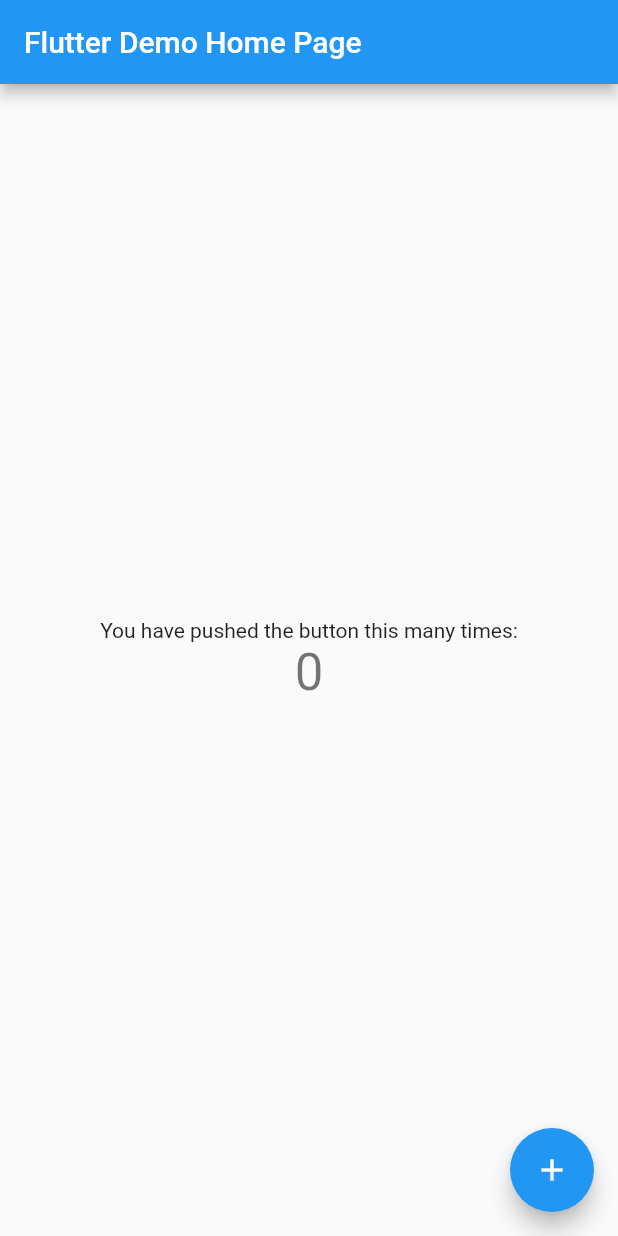
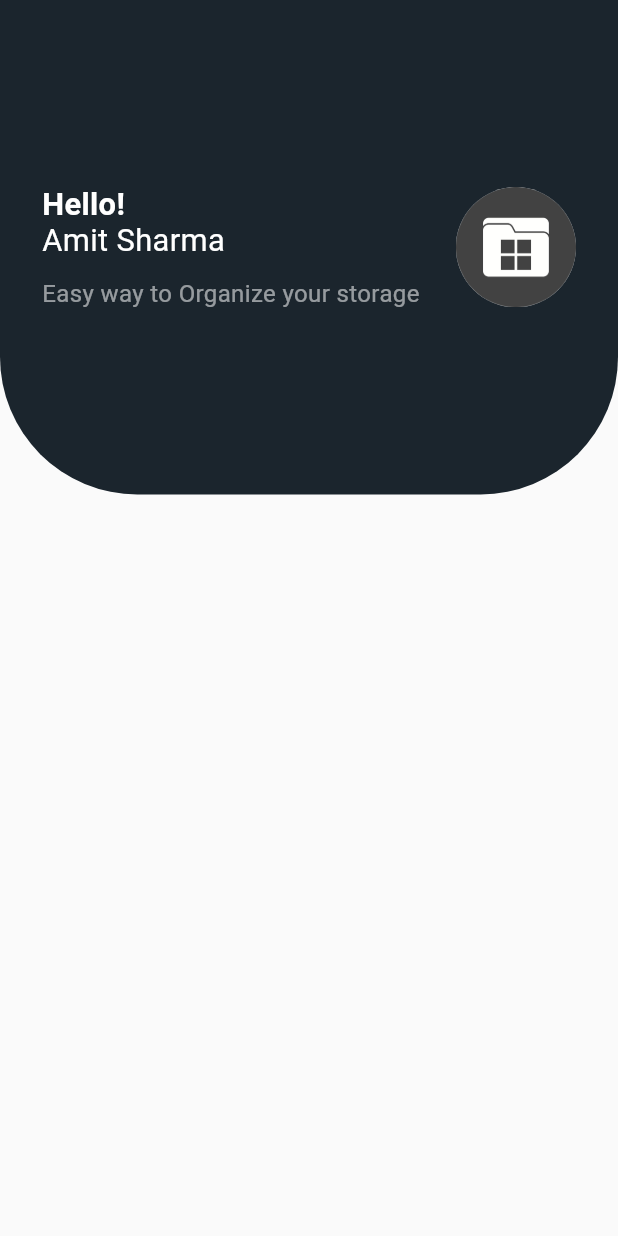
Before and after one commit to amitsharma-av/FileManager, a Flutter app: the screen it shows after launch, on a phone screen of 412 x 824 dp. Run offline on Flutter 3.47's test engine with Material 2 defaults, Android fonts, the phone set to English and light mode, and no system bars; our stand-ins replace flutter_screenutil, get.

Commit message:
ui build

```diff
--- /dev/null
+++ b/lib/dashboard/dashboard_page.dart
@@ -0,0 +1,76 @@
+import 'package:filemanager/utils/constant.dart';
+import 'package:flutter/material.dart';
+import 'package:flutter_screenutil/flutter_screenutil.dart';
+import 'package:get/get.dart';
+
+class Dashboard extends StatefulWidget {
+  const Dashboard({super.key});
+
+  @override
+  State<Dashboard> createState() => _DashboardState();
+}
+
+class _DashboardState extends State<Dashboard> {
+  @override
+  Widget build(BuildContext context) {
+    return Scaffold(
+      body: SingleChildScrollView(
+        child: Stack(
+          children: [
+            Container(
+              width: Get.width,
+              height: .4.sh,
+              padding: const EdgeInsets.all(28.0),
+              decoration: BoxDecoration(
+                color: primaryColor,
+                // shape: BoxShape.circle,
+
+                /*  borderRadius: BorderRadius.vertical(
+                    bottom: Radius.elliptical(
+                        MediaQuery.of(context).size.width, 100.0)), */
+                borderRadius: BorderRadius.only(
+                    bottomLeft: Radius.circular(80.r),
+                    bottomRight: Radius.circular(80.r)),
+              ),
+              child: Row(
+                mainAxisAlignment: MainAxisAlignment.spaceBetween,
+                crossAxisAlignment: CrossAxisAlignment.center,
+                children: [
+                  Column(
+                    mainAxisAlignment: MainAxisAlignment.center,
+                    crossAxisAlignment: CrossAxisAlignment.start,
+                    children: [
+                      customText('Hello!', color: white, fontSize: 18.sp),
+                      customText('Amit Sharma',
+                          color: white, fontSize: 18.sp, fontWeight: fwNormal),
+                      SizedBox(
+                        height: 12.h,
+                      ),
+                      customText('Easy way to Organize your storage',
+                          color: white54, fontWeight: fwNormal),
+                    ],
+                  ),
+                  ClipRRect(
+                    borderRadius: BorderRadius.all(Radius.circular(50.r)),
+                    child: Image.asset(
+                      'assets/logo/filemanager.png',
+                      width: 70.w,
+                      height: 70.w,
+                    ),
+                  ),
+                ],
+              ),
+            ),
+            Row(
+              children: const [
+                Card(
+                  color: Colors.deepPurpleAccent,
+                ),
+              ],
+            ),
+          ],
+        ),
+      ),
+    );
+  }
+}
--- a/lib/main.dart
+++ b/lib/main.dart
@@ -1,4 +1,10 @@
+import 'dart:async';
+
+import 'package:filemanager/dashboard/dashboard_page.dart';
+import 'package:filemanager/utils/constant.dart';
 import 'package:flutter/material.dart';
+import 'package:flutter_screenutil/flutter_screenutil.dart';
+import 'package:get/get.dart';
 
 void main() {
   runApp(const MyApp());
@@ -10,106 +16,63 @@
   // This widget is the root of your application.
   @override
   Widget build(BuildContext context) {
-    return MaterialApp(
-      title: 'Flutter Demo',
-      theme: ThemeData(
-        // This is the theme of your application.
-        //
-        // Try running your application with "flutter run". You'll see the
-        // application has a blue toolbar. Then, without quitting the app, try
-        // changing the primarySwatch below to Colors.green and then invoke
-        // "hot reload" (press "r" in the console where you ran "flutter run",
-        // or simply save your changes to "hot reload" in a Flutter IDE).
-        // Notice that the counter didn't reset back to zero; the application
-        // is not restarted.
-        primarySwatch: Colors.blue,
-      ),
-      home: const MyHomePage(title: 'Flutter Demo Home Page'),
+    return ScreenUtilInit(
+      designSize: const Size(360, 690),
+      minTextAdapt: true,
+      splitScreenMode: true,
+      builder: (context, child) {
+        return GetMaterialApp(
+          title: 'File Manager',
+          debugShowCheckedModeBanner: false,
+          // You can use the library anywhere in the app even in theme
+          theme: ThemeData(
+            primarySwatch: Colors.blueGrey,
+            textTheme: Typography.englishLike2018.apply(fontSizeFactor: 1.sp),
+          ),
+          home: child,
+        );
+      },
+      child: const SplashScreen(),
     );
   }
 }
 
-class MyHomePage extends StatefulWidget {
-  const MyHomePage({super.key, required this.title});
-
-  // This widget is the home page of your application. It is stateful, meaning
-  // that it has a State object (defined below) that contains fields that affect
-  // how it looks.
-
-  // This class is the configuration for the state. It holds the values (in this
-  // case the title) provided by the parent (in this case the App widget) and
-  // used by the build method of the State. Fields in a Widget subclass are
-  // always marked "final".
-
-  final String title;
+class SplashScreen extends StatefulWidget {
+  const SplashScreen({super.key});
 
   @override
-  State<MyHomePage> createState() => _MyHomePageState();
+  State<SplashScreen> createState() => _SplashScreenState();
 }
 
-class _MyHomePageState extends State<MyHomePage> {
-  int _counter = 0;
-
-  void _incrementCounter() {
-    setState(() {
-      // This call to setState tells the Flutter framework that something has
-      // changed in this State, which causes it to rerun the build method below
-      // so that the display can reflect the updated values. If we changed
-      // _counter without calling setState(), then the build method would not be
-      // called again, and so nothing would appear to happen.
-      _counter++;
-    });
+class _SplashScreenState extends State<SplashScreen> {
+  bool isSelected = true;
+  @override
+  void initState() {
+    super.initState();
+    Timer(const Duration(seconds: 4), () => Get.to(() => const Dashboard()));
   }
 
   @override
   Widget build(BuildContext context) {
-    // This method is rerun every time setState is called, for instance as done
-    // by the _incrementCounter method above.
-    //
-    // The Flutter framework has been optimized to make rerunning build methods
-    // fast, so that you can just rebuild anything that needs updating rather
-    // than having to individually change instances of widgets.
     return Scaffold(
-      appBar: AppBar(
-        // Here we take the value from the MyHomePage object that was created by
-        // the App.build method, and use it to set our appbar title.
-        title: Text(widget.title),
-      ),
-      body: Center(
-        // Center is a layout widget. It takes a single child and positions it
-        // in the middle of the parent.
+      body: Container(
+        width: Get.width,
+        height: Get.height,
+        color: Colors.white,
+        padding: const EdgeInsets.symmetric(horizontal: 100.0, vertical: 100),
         child: Column(
-          // Column is also a layout widget. It takes a list of children and
-          // arranges them vertically. By default, it sizes itself to fit its
-          // children horizontally, and tries to be as tall as its parent.
-          //
-          // Invoke "debug painting" (press "p" in the console, choose the
-          // "Toggle Debug Paint" action from the Flutter Inspector in Android
-          // Studio, or the "Toggle Debug Paint" command in Visual Studio Code)
-          // to see the wireframe for each widget.
-          //
-          // Column has various properties to control how it sizes itself and
-          // how it positions its children. Here we use mainAxisAlignment to
-          // center the children vertically; the main axis here is the vertical
-          // axis because Columns are vertical (the cross axis would be
-          // horizontal).
           mainAxisAlignment: MainAxisAlignment.center,
-          children: <Widget>[
-            const Text(
-              'You have pushed the button this many times:',
+          children: [
+            Image.asset(
+              'assets/logo/filemanager.png',
             ),
-            Text(
-              '$_counter',
-              style: Theme.of(context).textTheme.headline4,
+            const SizedBox(
+              height: 15,
             ),
+            customText('File Manager App')
           ],
         ),
       ),
-      floatingActionButton: FloatingActionButton(
-        onPressed: _incrementCounter,
-        tooltip: 'Increment',
-        child: const Icon(Icons.add),
-      ), // This trailing comma makes auto-formatting nicer for build methods.
     );
   }
 }
--- /dev/null
+++ b/lib/utils/constant.dart
@@ -0,0 +1,24 @@
+import 'package:flutter/material.dart';
+import 'package:flutter_screenutil/flutter_screenutil.dart';
+
+const Color primaryColor = Color(0xff1B252D);
+const Color white = Colors.white;
+const Color white10 = Colors.white10;
+const Color white54 = Colors.white54;
+FontWeight fwBold = FontWeight.bold;
+FontWeight fwNormal = FontWeight.normal;
+
+customText(String data,
+    {Color? color, FontWeight? fontWeight, double? fontSize}) {
+  return Text(
+    data,
+    softWrap: true,
+    overflow: TextOverflow.ellipsis,
+    style: TextStyle(
+        color: color ?? primaryColor,
+        fontWeight: fontWeight ?? fwBold,
+        fontSize: fontSize ?? 14.sp),
+  );
+}
+
+class CustomWidget {}
```
Also changed, not shown: pubspec.yaml (+5 -3 lines), assets/logo/filemanager.png (added), pubspec.lock.
